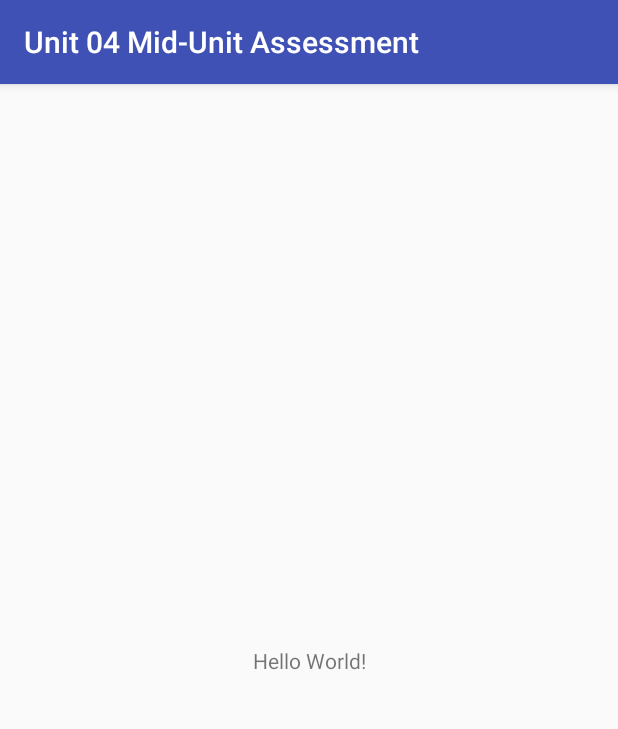
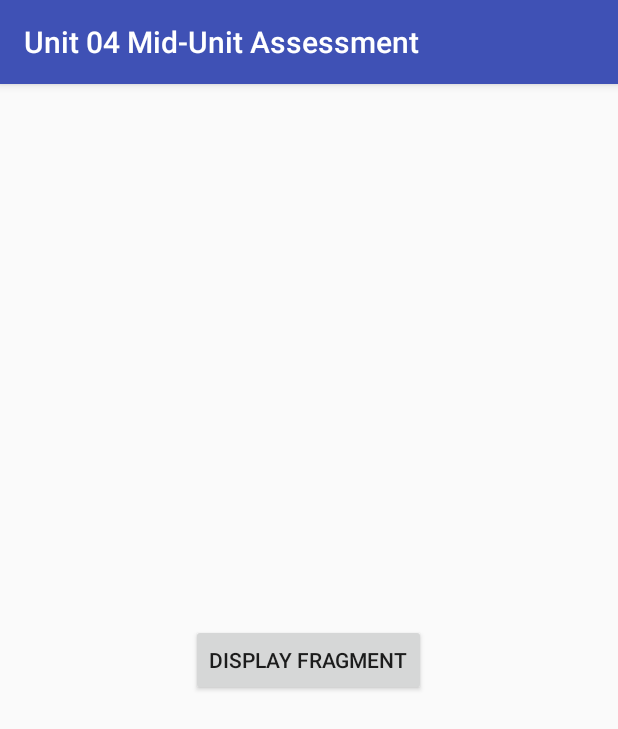
Before and after one commit to LuminaryDoom/Unit-04-Mid-Unit-Assessment, an Android app: the screen it shows after launch (MainActivity), on a phone screen of 412 x 824 dp. Shown: the top 729 px of the screen. Run offline under Robolectric (Android 15) with nearby library versions, the phone set to English and light mode, and no system bars.

Commit message:
complete part01

```diff
--- a/app/build.gradle
+++ b/app/build.gradle
@@ -22,6 +22,7 @@ dependencies {
     implementation fileTree(dir: 'libs', include: ['*.jar'])
     implementation 'com.android.support:appcompat-v7:26.1.0'
     implementation 'com.android.support.constraint:constraint-layout:1.0.2'
+    implementation 'com.android.support:support-v4:26.1.0'
     testImplementation 'junit:junit:4.12'
     androidTestImplementation 'com.android.support.test:runner:1.0.1'
     androidTestImplementation 'com.android.support.test.espresso:espresso-core:3.0.1'
--- a/app/src/main/java/nyc/c4q/unit04mid_unitassessment/MainActivity.java
+++ b/app/src/main/java/nyc/c4q/unit04mid_unitassessment/MainActivity.java
@@ -1,5 +1,7 @@
 package nyc.c4q.unit04mid_unitassessment;
 
+import android.support.v4.app.FragmentManager;
+import android.support.v4.app.FragmentTransaction;
 import android.support.v7.app.AppCompatActivity;
 import android.os.Bundle;
 
@@ -9,5 +11,12 @@ public class MainActivity extends AppCompatActivity {
   protected void onCreate(Bundle savedInstanceState) {
     super.onCreate(savedInstanceState);
     setContentView(R.layout.activity_main);
+
+    MainFragment mainFragment = new MainFragment();
+    FragmentManager fragmentManager = getSupportFragmentManager();
+    FragmentTransaction fragmentTransaction= fragmentManager.beginTransaction();
+    fragmentTransaction.replace(R.id.fragment_container , mainFragment);
+    fragmentTransaction.commit();
+
   }
 }
--- /dev/null
+++ b/app/src/main/java/nyc/c4q/unit04mid_unitassessment/MainFragment.java
@@ -0,0 +1,50 @@
+package nyc.c4q.unit04mid_unitassessment;
+
+
+import android.os.Bundle;
+import android.support.v4.app.Fragment;
+import android.support.v4.app.FragmentManager;
+import android.support.v4.app.FragmentTransaction;
+import android.view.LayoutInflater;
+import android.view.View;
+import android.view.View.OnClickListener;
+import android.view.ViewGroup;
+import android.widget.Button;
+
+
+/**
+ * A simple {@link Fragment} subclass.
+ */
+public class MainFragment extends Fragment {
+
+  private View rootview;
+
+  public MainFragment() {
+    // Required empty public constructor
+  }
+
+
+  @Override
+  public View onCreateView(LayoutInflater inflater, ViewGroup container,
+      Bundle savedInstanceState) {
+
+    rootview = inflater.inflate(R.layout.fragment_main, container, false);
+
+    Button button = (Button) rootview.findViewById(R.id.display_fragment_button);
+
+    button.setOnClickListener(new OnClickListener() {
+      @Override
+      public void onClick(View v) {
+        DisplayFragment displayFragment = new DisplayFragment();
+        FragmentManager fragmentManager = getActivity().getSupportFragmentManager();
+        FragmentTransaction fragmentTransaction = fragmentManager.beginTransaction();
+        fragmentTransaction.replace(R.id.fragment_container, displayFragment);
+        fragmentTransaction.addToBackStack("next");
+        fragmentTransaction.commit();
+      }
+    });
+    // Inflate the layout for this fragment
+    return rootview;
+  }
+
+}
--- a/app/src/main/res/layout/activity_main.xml
+++ b/app/src/main/res/layout/activity_main.xml
@@ -7,10 +7,10 @@
   android:layout_height="match_parent"
   tools:context="nyc.c4q.unit04mid_unitassessment.MainActivity">
 
-  <TextView
-    android:layout_width="wrap_content"
-    android:layout_height="wrap_content"
-    android:text="Hello World!"
+  <FrameLayout
+    android:id="@+id/fragment_container"
+    android:layout_width="match_parent"
+    android:layout_height="match_parent"
     app:layout_constraintBottom_toBottomOf="parent"
     app:layout_constraintLeft_toLeftOf="parent"
     app:layout_constraintRight_toRightOf="parent"
--- /dev/null
+++ b/app/src/main/res/layout/fragment_main.xml
@@ -0,0 +1,15 @@
+<FrameLayout xmlns:android="http://schemas.android.com/apk/res/android"
+  xmlns:tools="http://schemas.android.com/tools"
+  android:layout_width="match_parent"
+  android:layout_height="match_parent"
+  tools:context="nyc.c4q.unit04mid_unitassessment.MainFragment">
+
+  <!-- TODO: Update blank fragment layout -->
+  <Button
+    android:id="@+id/display_fragment_button"
+    android:layout_gravity="center"
+    android:layout_width="wrap_content"
+    android:layout_height="wrap_content"
+    android:text="Display Fragment"/>
+
+</FrameLayout>
--- a/app/src/main/res/values/strings.xml
+++ b/app/src/main/res/values/strings.xml
@@ -1,3 +1,6 @@
 <resources>
   <string name="app_name">Unit 04 Mid-Unit Assessment</string>
+
+  <!-- TODO: Remove or change this placeholder text -->
+  <string name="hello_blank_fragment">Hello blank fragment</string>
 </resources>
```
Also changed, not shown: app/src/main/java/nyc/c4q/unit04mid_unitassessment/DisplayFragment.java (added, +29 -0 lines), app/src/main/res/layout/fragment_display.xml (added, +13 -0 lines).
